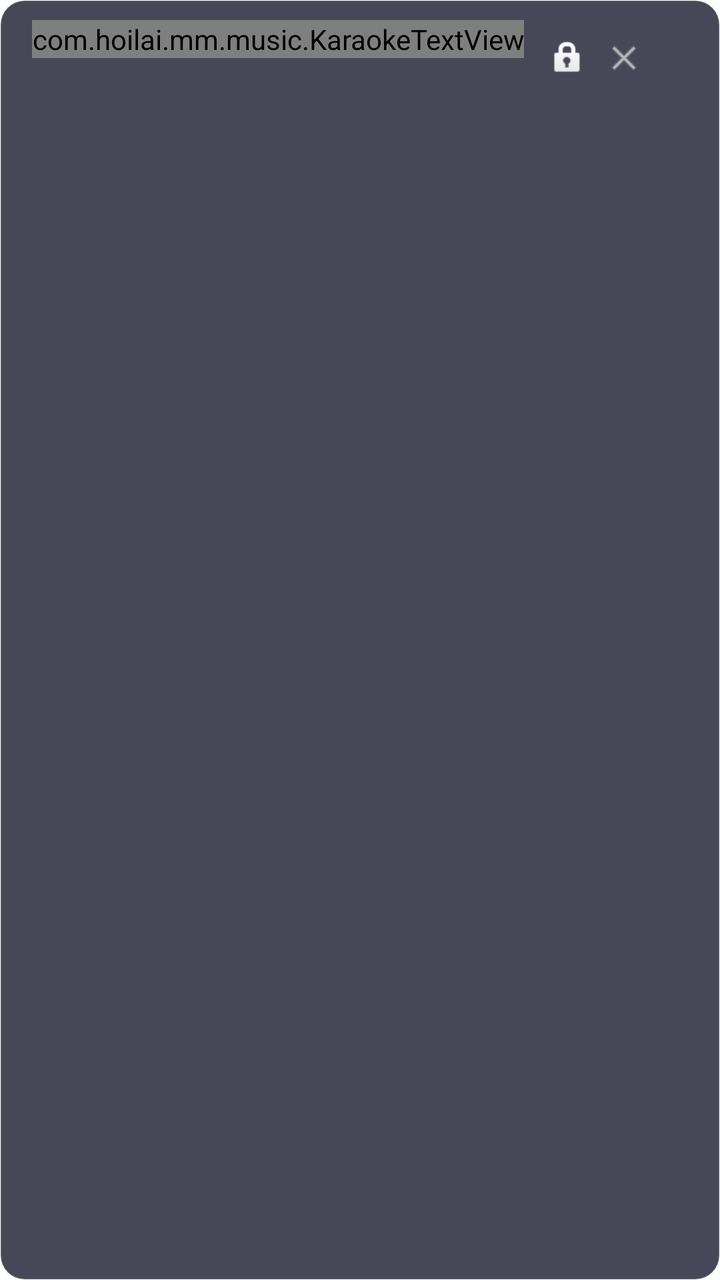
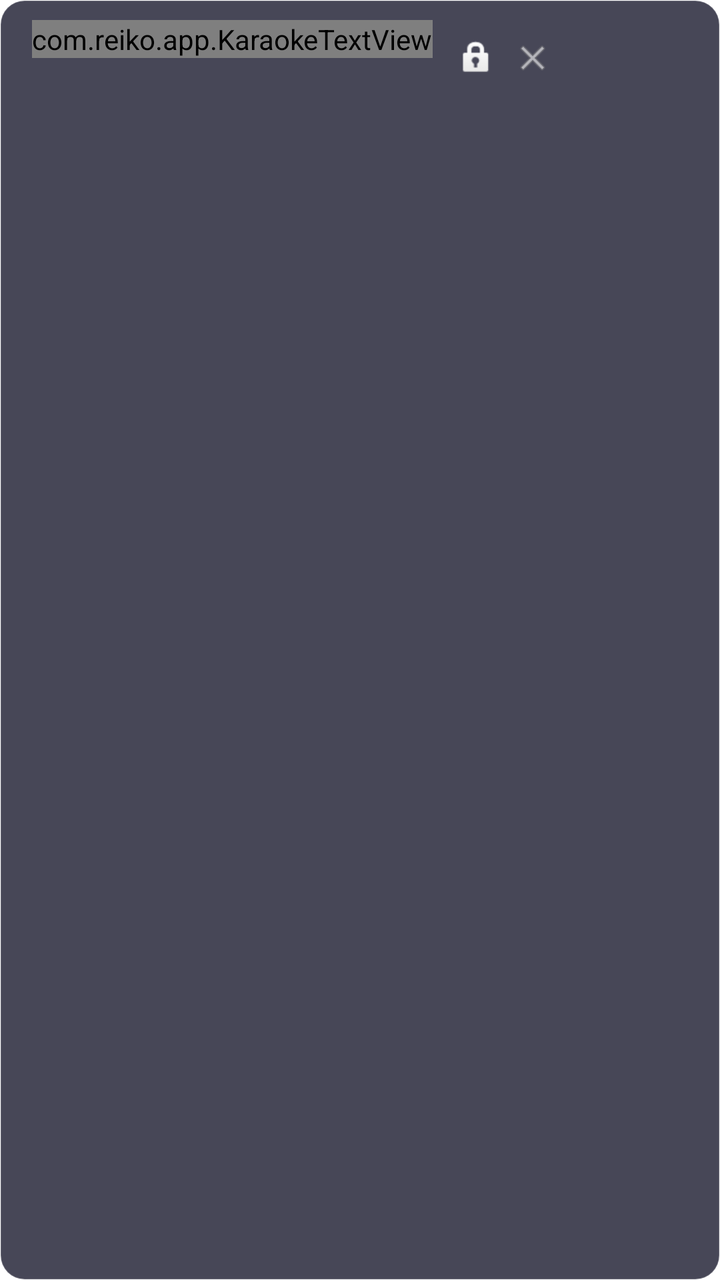

The first picture is an Android layout as it rendered before a commit; the second is the same layout after the commit. The layout source and the unified diff follow.
<!-- AndroidManifest.xml: fallback theme Theme.MaterialComponents.DayNight.NoActionBar -->
<!-- res/layout/overlay_lyrics.xml -->
<?xml version="1.0" encoding="utf-8"?>
<FrameLayout xmlns:android="http://schemas.android.com/apk/res/android"
    android:id="@+id/overlay_root"
    android:layout_width="wrap_content"
    android:layout_height="wrap_content"
    android:background="@drawable/overlay_background"
    android:paddingStart="16dp"
    android:paddingEnd="8dp"
    android:paddingTop="10dp"
    android:paddingBottom="10dp"
    android:elevation="8dp">

    <LinearLayout
        android:layout_width="wrap_content"
        android:layout_height="wrap_content"
        android:orientation="horizontal"
        android:gravity="center_vertical"
        android:minWidth="200dp"
        android:maxWidth="320dp">

        <LinearLayout
            android:id="@+id/lyrics_container"
            android:layout_width="0dp"
            android:layout_height="wrap_content"
            android:layout_weight="1"
            android:orientation="vertical"
            android:layout_marginEnd="8dp">

            <com.hoilai.mm.music.KaraokeTextView
                android:id="@+id/tv_current_lyric"
                android:layout_width="wrap_content"
                android:layout_height="wrap_content"
                android:maxLines="2" />

            <TextView
                android:id="@+id/tv_next_lyric"
                android:layout_width="wrap_content"
                android:layout_height="wrap_content"
                android:layout_marginTop="3dp"
                android:text=""
                android:textColor="#99FFFFFF"
                android:textSize="12sp"
                android:maxLines="1"
                android:ellipsize="end" />

        </LinearLayout>

        <ImageView
            android:id="@+id/btn_lock"
            android:layout_width="28dp"
            android:layout_height="28dp"
            android:src="@android:drawable/ic_lock_idle_lock"
            android:scaleType="centerInside"
            android:tint="#88FFFFFF"
            android:contentDescription="锁定"
            android:padding="4dp" />

        <ImageView
            android:id="@+id/btn_close"
            android:layout_width="28dp"
            android:layout_height="28dp"
            android:src="@android:drawable/ic_menu_close_clear_cancel"
            android:scaleType="centerInside"
            android:tint="#88FFFFFF"
            android:contentDescription="关闭"
            android:padding="4dp" />

    </LinearLayout>

</FrameLayout>
<!-- resources referenced by this layout -->
<resources>
  <!-- drawable overlay_background (drawable) -->
  <?xml version="1.0" encoding="utf-8"?>
  <shape xmlns:android="http://schemas.android.com/apk/res/android"
      android:shape="rectangle">
      <solid android:color="#CC1A1A2E" />
      <corners android:radius="12dp" />
      <stroke
          android:width="0.5dp"
          android:color="#33FFFFFF" />
  </shape>
</resources>

<!-- the commit's change to res/layout/overlay_lyrics.xml (unified diff, before → after) -->
@@ -26,7 +26,7 @@
             android:orientation="vertical"
             android:layout_marginEnd="8dp">
 
-            <com.hoilai.mm.music.KaraokeTextView
+            <com.reiko.app.KaraokeTextView
                 android:id="@+id/tv_current_lyric"
                 android:layout_width="wrap_content"
                 android:layout_height="wrap_content"
